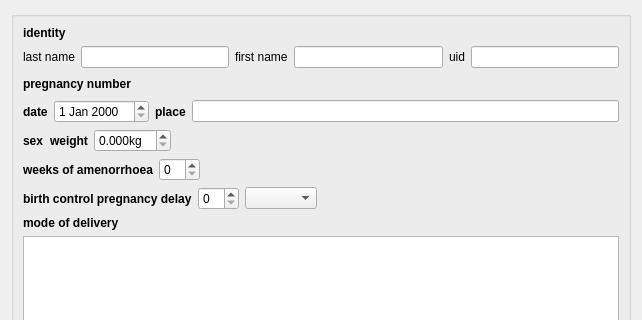
The window that forms/subforms/maternity/pmh/pmhpregnancy/ui/xx/pmhpregnancy.ui (maternite/freehealth) describes before a commit, drawn with Qt 5; both pictures show x 0 to 642 and y 0 to 320 of the 642 by 1413 pixel window.
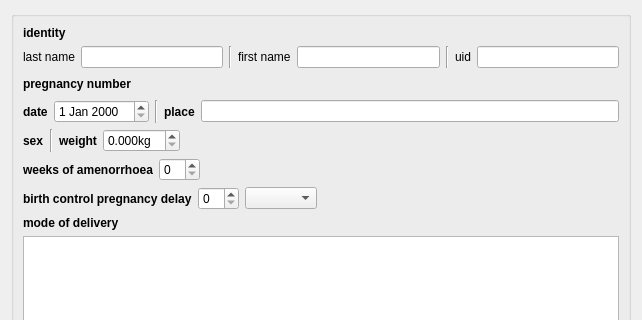
The same window after the commit.

Commit message: pregnancy pmh: xml=75% ui=100%

Patch:
```diff
--- a/forms/subforms/maternity/pmh/pmhpregnancy/ui/xx/pmhpregnancy.ui
+++ b/forms/subforms/maternity/pmh/pmhpregnancy/ui/xx/pmhpregnancy.ui
@@ -20,8 +20,15 @@
       <string/>
      </property>
      <layout class="QGridLayout" name="gridLayout_2">
-      <item row="0" column="0" colspan="2">
+      <item row="0" column="0" colspan="3">
        <layout class="QGridLayout" name="gridLayout">
+        <item row="1" column="2">
+         <widget class="Line" name="line_3">
+          <property name="orientation">
+           <enum>Qt::Vertical</enum>
+          </property>
+         </widget>
+        </item>
         <item row="0" column="0">
          <widget class="QLabel" name="identityLabel">
           <property name="font">
@@ -45,17 +52,20 @@
         <item row="1" column="1">
          <widget class="QLineEdit" name="lastNameLineEdit"/>
         </item>
-        <item row="1" column="2">
+        <item row="1" column="3">
          <widget class="QLabel" name="firstNameLabel">
           <property name="text">
            <string>first name</string>
           </property>
          </widget>
         </item>
-        <item row="1" column="3">
-         <widget class="QLineEdit" name="firstNameLineEdit"/>
-        </item>
         <item row="1" column="4">
+         <widget class="QLineEdit" name="firstNameLineEdit"/>
+        </item>
+        <item row="1" column="7">
+         <widget class="QLineEdit" name="uidLineEdit"/>
+        </item>
+        <item row="1" column="6">
          <widget class="QLabel" name="uidLabel">
           <property name="text">
            <string>uid</string>
@@ -63,11 +73,15 @@
          </widget>
         </item>
         <item row="1" column="5">
-         <widget class="QLineEdit" name="uidLineEdit"/>
+         <widget class="Line" name="line_4">
+          <property name="orientation">
+           <enum>Qt::Vertical</enum>
+          </property>
+         </widget>
         </item>
        </layout>
       </item>
-      <item row="1" column="0" colspan="2">
+      <item row="1" column="0" colspan="3">
        <layout class="QHBoxLayout" name="horizontalLayout">
         <item>
          <widget class="QLabel" name="pregnancyNumberLabel">
@@ -140,7 +154,7 @@
         </item>
        </layout>
       </item>
-      <item row="2" column="0" colspan="2">
+      <item row="2" column="0" colspan="3">
        <layout class="QHBoxLayout" name="horizontalLayout_7">
         <item>
          <widget class="QLabel" name="dobLabel">
@@ -158,6 +172,13 @@
         <item>
          <widget class="QDateEdit" name="dobDateEdit"/>
         </item>
+        <item>
+         <widget class="Line" name="line">
+          <property name="orientation">
+           <enum>Qt::Vertical</enum>
+          </property>
+         </widget>
+        </item>
         <item>
          <widget class="QLabel" name="placeOfBirthLabel">
           <property name="font">
@@ -196,10 +217,10 @@
         </item>
        </layout>
       </item>
-      <item row="3" column="1">
+      <item row="3" column="2">
        <layout class="QHBoxLayout" name="horizontalLayout_9">
         <item>
-         <widget class="QLabel" name="WeightLabel">
+         <widget class="QLabel" name="weightLabel">
           <property name="font">
            <font>
             <weight>75</weight>
@@ -212,13 +233,16 @@
          </widget>
         </item>
         <item>
-         <widget class="QDoubleSpinBox" name="WeightDoubleSpinBox">
+         <widget class="QDoubleSpinBox" name="weightDoubleSpinBox">
           <property name="suffix">
            <string>kg</string>
           </property>
           <property name="decimals">
            <number>3</number>
           </property>
+          <property name="maximum">
+           <double>10.000000000000000</double>
+          </property>
           <property name="singleStep">
            <double>0.010000000000000</double>
           </property>
@@ -239,10 +263,10 @@
         </item>
        </layout>
       </item>
-      <item row="4" column="0" colspan="2">
+      <item row="4" column="0" colspan="3">
        <layout class="QHBoxLayout" name="horizontalLayout_10">
         <item>
-         <widget class="QLabel" name="WeeksOfAmenorrhoeaLabel">
+         <widget class="QLabel" name="weeksOfAmenorrhoeaLabel">
           <property name="font">
            <font>
             <weight>75</weight>
@@ -255,7 +279,7 @@
          </widget>
         </item>
         <item>
-         <widget class="QSpinBox" name="WeeksOfAmenorrhoeaSpinBox"/>
+         <widget class="QSpinBox" name="weeksOfAmenorrhoeaSpinBox"/>
         </item>
         <item>
          <spacer name="horizontalSpacer_3">
@@ -272,10 +296,10 @@
         </item>
        </layout>
       </item>
-      <item row="5" column="0" colspan="2">
+      <item row="5" column="0" colspan="3">
        <layout class="QHBoxLayout" name="horizontalLayout_16">
         <item>
-         <widget class="QLabel" name="BirthControlPregnancyDelayLabel">
+         <widget class="QLabel" name="birthControlPregnancyDelayLabel">
           <property name="font">
            <font>
             <weight>75</weight>
@@ -288,10 +312,10 @@
          </widget>
         </item>
         <item>
-         <widget class="QSpinBox" name="BirthControlPregnancyDelaySpinBox"/>
+         <widget class="QSpinBox" name="birthControlPregnancyDelaySpinBox"/>
         </item>
         <item>
-         <widget class="QComboBox" name="BirthControlPregnancyDelayComboBox"/>
+         <widget class="QComboBox" name="birthControlPregnancyDelayComboBox"/>
         </item>
         <item>
          <spacer name="horizontalSpacer_4">
@@ -308,7 +332,7 @@
         </item>
        </layout>
       </item>
-      <item row="6" column="0" colspan="2">
+      <item row="6" column="0" colspan="3">
        <layout class="QVBoxLayout" name="verticalLayout_2">
         <item>
          <widget class="QLabel" name="ModeOfDeliveryLabel">
@@ -328,7 +352,7 @@
         </item>
        </layout>
       </item>
-      <item row="7" column="0" colspan="2">
+      <item row="7" column="0" colspan="3">
        <widget class="QGroupBox" name="cesareanSectionReasonGroupBox">
         <property name="title">
          <string>cesareanSectionReasonGroupBox</string>
@@ -340,7 +364,7 @@
         </layout>
        </widget>
       </item>
-      <item row="8" column="0" colspan="2">
+      <item row="8" column="0" colspan="3">
        <layout class="QVBoxLayout" name="verticalLayout_3">
         <item>
          <widget class="QLabel" name="PathologiesLabel">
@@ -360,7 +384,7 @@
         </item>
        </layout>
       </item>
-      <item row="9" column="0" colspan="2">
+      <item row="9" column="0" colspan="3">
        <layout class="QHBoxLayout" name="horizontalLayout_12">
         <item>
          <widget class="QLabel" name="label">
@@ -380,7 +404,7 @@
         </item>
        </layout>
       </item>
-      <item row="10" column="0" colspan="2">
+      <item row="10" column="0" colspan="3">
        <layout class="QHBoxLayout" name="horizontalLayout_11">
         <item>
          <widget class="QLabel" name="PerinatalMortalityLabel">
@@ -410,6 +434,13 @@
         </item>
        </layout>
       </item>
+      <item row="3" column="1">
+       <widget class="Line" name="line_2">
+        <property name="orientation">
+         <enum>Qt::Vertical</enum>
+        </property>
+       </widget>
+      </item>
      </layout>
     </widget>
    </item>
```
The commit also changes 1 other file.
